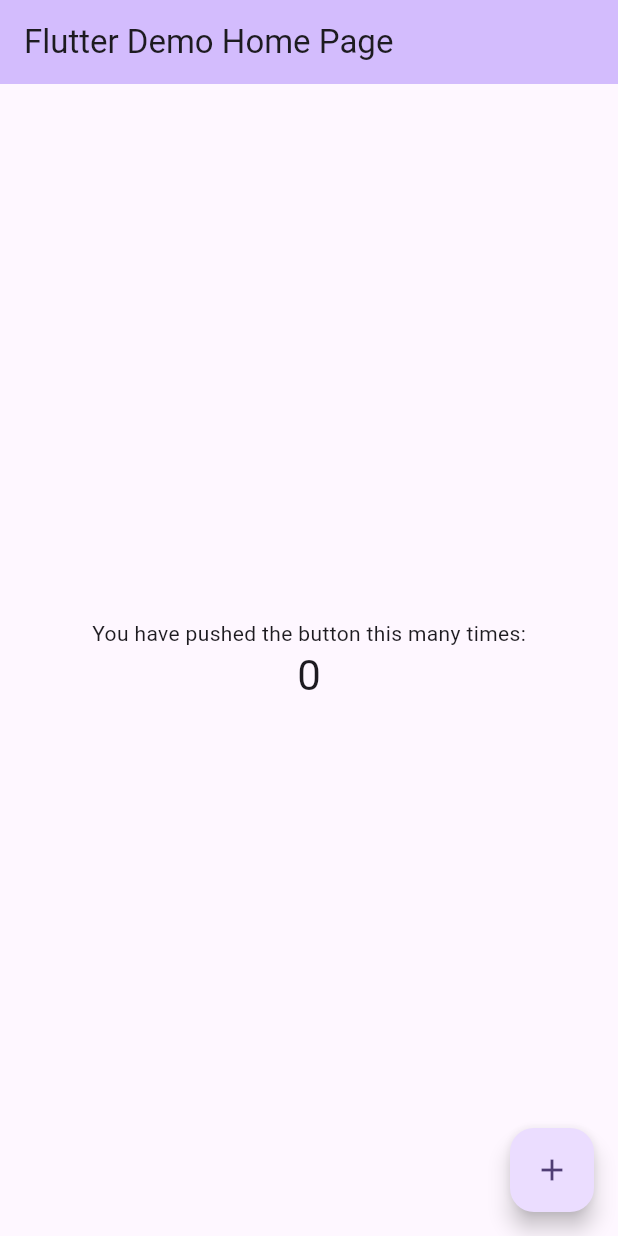
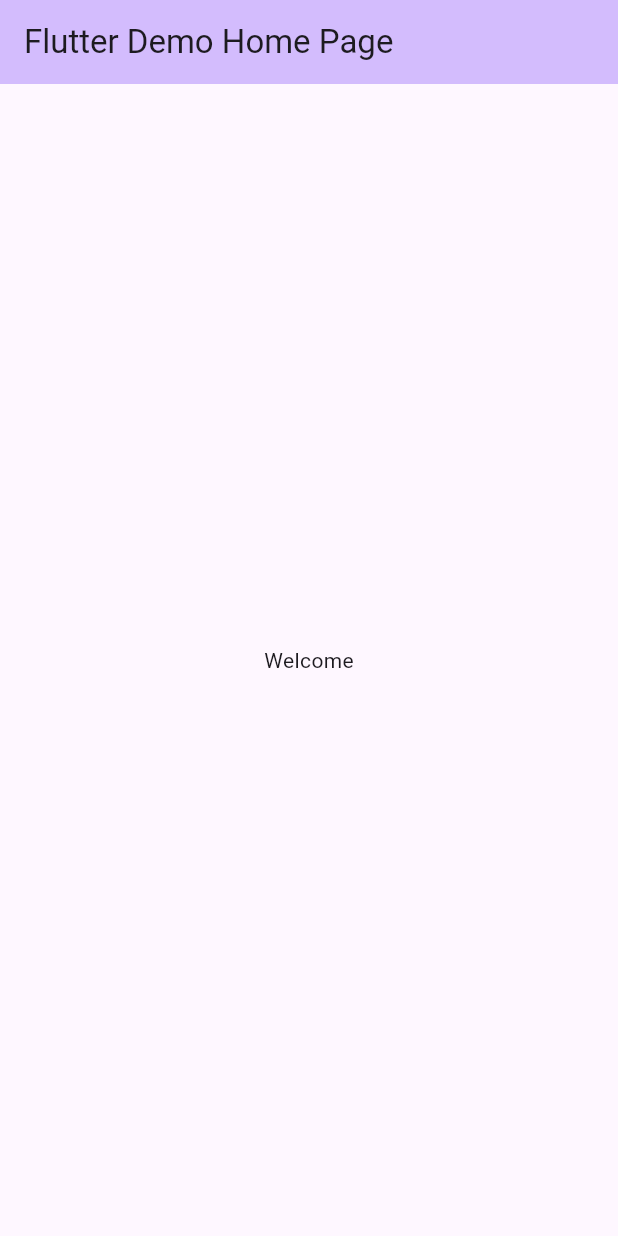
Before and after one commit to ALIRAZA17/EaseTour, a Flutter app: the screen it shows after launch, on a phone screen of 412 x 824 dp. Run offline on Flutter 3.47's test engine with Material 2 defaults, Android fonts, the phone set to English and light mode, and no system bars.

Commit message:
removed default things

```diff
--- a/lib/main.dart
+++ b/lib/main.dart
@@ -7,27 +7,11 @@ void main() {
 class MyApp extends StatelessWidget {
   const MyApp({super.key});
 
-  // This widget is the root of your application.
   @override
   Widget build(BuildContext context) {
     return MaterialApp(
       title: 'Flutter Demo',
       theme: ThemeData(
-        // This is the theme of your application.
-        //
-        // TRY THIS: Try running your application with "flutter run". You'll see
-        // the application has a blue toolbar. Then, without quitting the app,
-        // try changing the seedColor in the colorScheme below to Colors.green
-        // and then invoke "hot reload" (save your changes or press the "hot
-        // reload" button in a Flutter-supported IDE, or press "r" if you used
-        // the command line to start the app).
-        //
-        // Notice that the counter didn't reset back to zero; the application
-        // state is not lost during the reload. To reset the state, use hot
-        // restart instead.
-        //
-        // This works for code too, not just values: Most code changes can be
-        // tested with just a hot reload.
         colorScheme: ColorScheme.fromSeed(seedColor: Colors.deepPurple),
         useMaterial3: true,
       ),
@@ -39,15 +23,6 @@ class MyApp extends StatelessWidget {
 class MyHomePage extends StatefulWidget {
   const MyHomePage({super.key, required this.title});
 
-  // This widget is the home page of your application. It is stateful, meaning
-  // that it has a State object (defined below) that contains fields that affect
-  // how it looks.
-
-  // This class is the configuration for the state. It holds the values (in this
-  // case the title) provided by the parent (in this case the App widget) and
-  // used by the build method of the State. Fields in a Widget subclass are
-  // always marked "final".
-
   final String title;
 
   @override
@@ -55,71 +30,16 @@ class MyHomePage extends StatefulWidget {
 }
 
 class _MyHomePageState extends State<MyHomePage> {
-  int _counter = 0;
-
-  void _incrementCounter() {
-    setState(() {
-      // This call to setState tells the Flutter framework that something has
-      // changed in this State, which causes it to rerun the build method below
-      // so that the display can reflect the updated values. If we changed
-      // _counter without calling setState(), then the build method would not be
-      // called again, and so nothing would appear to happen.
-      _counter++;
-    });
-  }
-
   @override
   Widget build(BuildContext context) {
-    // This method is rerun every time setState is called, for instance as done
-    // by the _incrementCounter method above.
-    //
-    // The Flutter framework has been optimized to make rerunning build methods
-    // fast, so that you can just rebuild anything that needs updating rather
-    // than having to individually change instances of widgets.
     return Scaffold(
       appBar: AppBar(
-        // TRY THIS: Try changing the color here to a specific color (to
-        // Colors.amber, perhaps?) and trigger a hot reload to see the AppBar
-        // change color while the other colors stay the same.
         backgroundColor: Theme.of(context).colorScheme.inversePrimary,
-        // Here we take the value from the MyHomePage object that was created by
-        // the App.build method, and use it to set our appbar title.
         title: Text(widget.title),
       ),
-      body: Center(
-        // Center is a layout widget. It takes a single child and positions it
-        // in the middle of the parent.
-        child: Column(
-          // Column is also a layout widget. It takes a list of children and
-          // arranges them vertically. By default, it sizes itself to fit its
-          // children horizontally, and tries to be as tall as its parent.
-          //
-          // Column has various properties to control how it sizes itself and
-          // how it positions its children. Here we use mainAxisAlignment to
-          // center the children vertically; the main axis here is the vertical
-          // axis because Columns are vertical (the cross axis would be
-          // horizontal).
-          //
-          // TRY THIS: Invoke "debug painting" (choose the "Toggle Debug Paint"
-          // action in the IDE, or press "p" in the console), to see the
-          // wireframe for each widget.
-          mainAxisAlignment: MainAxisAlignment.center,
-          children: <Widget>[
-            const Text(
-              'You have pushed the button this many times:',
-            ),
-            Text(
-              '$_counter',
-              style: Theme.of(context).textTheme.headlineMedium,
-            ),
-          ],
-        ),
+      body: const Center(
+        child: Text("Welcome"),
       ),
-      floatingActionButton: FloatingActionButton(
-        onPressed: _incrementCounter,
-        tooltip: 'Increment',
-        child: const Icon(Icons.add),
-      ), // This trailing comma makes auto-formatting nicer for build methods.
     );
   }
 }
```
